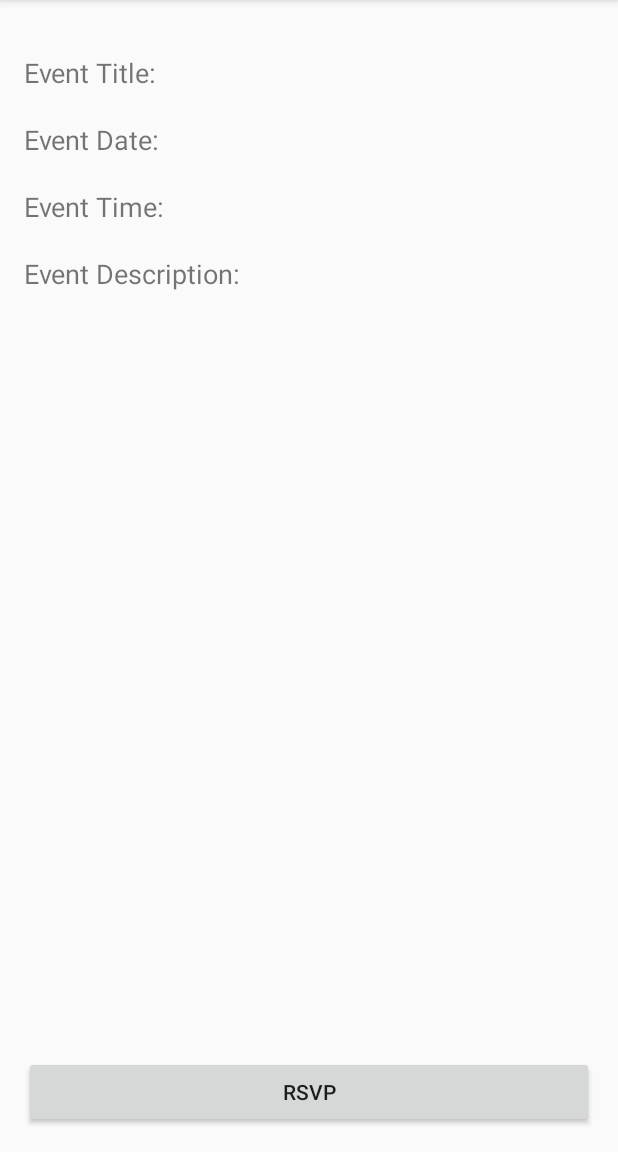
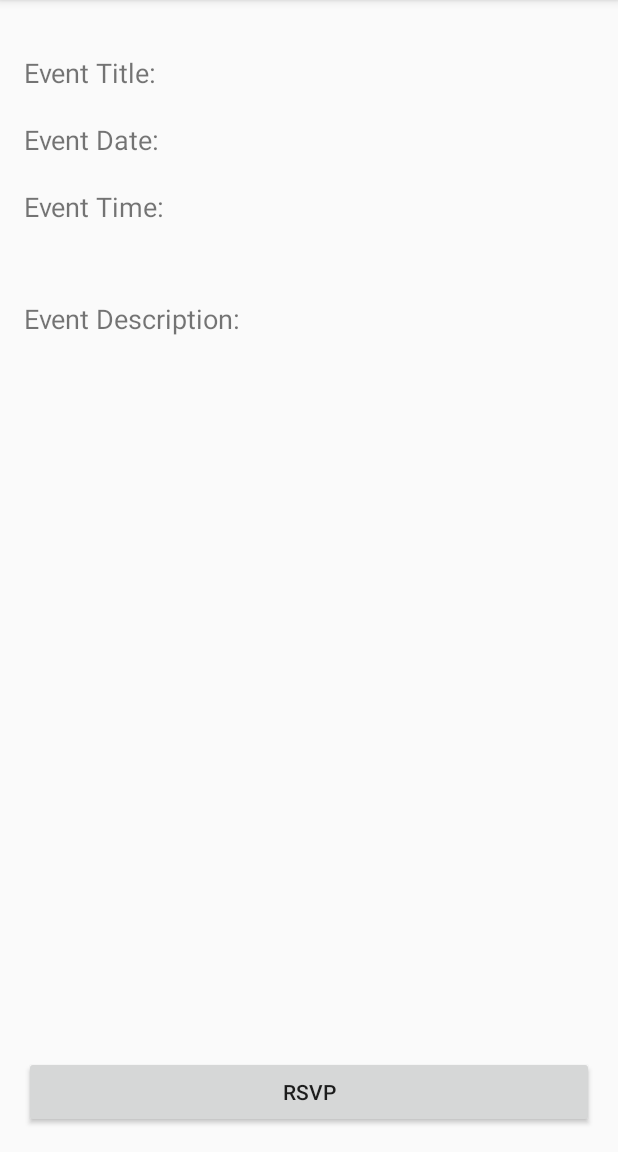
Before and after one commit to CodeTribeAcademy2016/TimeSheet, an Android app: the event screen opened directly, with no data from a screen before it, on a phone screen of 412 x 824 dp, the part 84-1236 px from its top. Run offline under Robolectric (Android 15) with nearby library versions, the phone set to English and light mode, and no system bars.

Commit message:
Moved event description label

```diff
--- a/app/src/main/res/layout/activity_event.xml
+++ b/app/src/main/res/layout/activity_event.xml
@@ -32,12 +32,6 @@
         android:textSize="18sp"
         android:layout_marginTop="20dp"/>
 
-    <TextView
-        android:layout_width="wrap_content"
-        android:layout_height="wrap_content"
-        android:text="Event Description:"
-        android:textSize="18sp"
-        android:layout_marginTop="20dp"/>
     <RelativeLayout
         android:layout_width="wrap_content"
         android:layout_height="wrap_content"
@@ -49,5 +43,14 @@
             android:layout_height="wrap_content"
             android:text="RSVP"
             android:layout_alignParentBottom="true" />
+
+        <TextView
+            android:layout_width="wrap_content"
+            android:layout_height="wrap_content"
+            android:text="Event Description:"
+            android:textSize="18sp"
+            android:layout_alignParentTop="true"
+            android:layout_alignParentLeft="true"
+            android:layout_alignParentStart="true" />
     </RelativeLayout>
 </LinearLayout>
```
